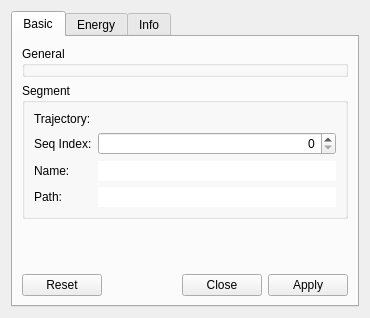
Old version of the form src/plugins/interfaces/Gaussian/GOptTrajSegmentDesigner.ui in the repository kulhanek/nemesis-vtk.
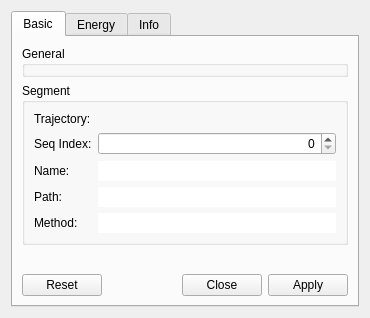
New version of the form. The open tabs and pages were chosen to show the change. Custom widgets are drawn as their Qt base class.

Diff of the .ui file:
```diff
--- a/src/plugins/interfaces/Gaussian/GOptTrajSegmentDesigner.ui
+++ b/src/plugins/interfaces/Gaussian/GOptTrajSegmentDesigner.ui
@@ -98,6 +98,23 @@
             </property>
            </widget>
           </item>
+          <item row="4" column="1">
+           <widget class="QLabel" name="label_5">
+            <property name="text">
+             <string>Method:</string>
+            </property>
+           </widget>
+          </item>
+          <item row="4" column="3">
+           <widget class="QLineEdit" name="methodLE">
+            <property name="frame">
+             <bool>false</bool>
+            </property>
+            <property name="readOnly">
+             <bool>true</bool>
+            </property>
+           </widget>
+          </item>
          </layout>
         </widget>
        </item>
```
Left out of the diff: 2 changed lines with no effect on the pictures.
